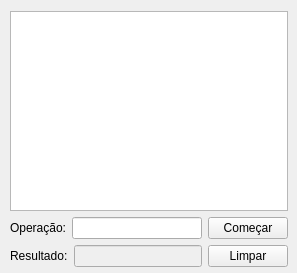
Before: the Qt Designer form mainwindow.ui in Savotgu/SimplePostMachine, drawn with Qt 5.
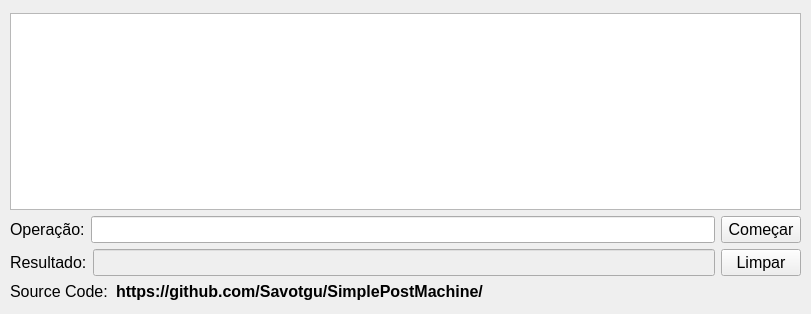
After: the same form once the commit is applied.

Patch:
```diff
--- a/mainwindow.ui
+++ b/mainwindow.ui
@@ -6,32 +6,32 @@
    <rect>
     <x>0</x>
     <y>0</y>
-    <width>297</width>
-    <height>273</height>
+    <width>811</width>
+    <height>314</height>
    </rect>
   </property>
   <property name="minimumSize">
    <size>
-    <width>297</width>
-    <height>273</height>
+    <width>811</width>
+    <height>314</height>
    </size>
   </property>
   <property name="maximumSize">
    <size>
-    <width>297</width>
-    <height>273</height>
+    <width>811</width>
+    <height>314</height>
    </size>
   </property>
   <property name="windowTitle">
    <string>Form</string>
   </property>
-  <widget class="QWidget" name="layoutWidget">
+  <widget class="QWidget" name="">
    <property name="geometry">
     <rect>
      <x>10</x>
-     <y>11</y>
-     <width>278</width>
-     <height>256</height>
+     <y>13</y>
+     <width>791</width>
+     <height>288</height>
     </rect>
    </property>
    <layout class="QVBoxLayout" name="verticalLayout">
@@ -49,16 +49,35 @@
      <layout class="QHBoxLayout" name="horizontalLayout">
       <item>
        <widget class="QLabel" name="label">
+        <property name="font">
+         <font>
+          <family>Arial</family>
+          <pointsize>12</pointsize>
+         </font>
+        </property>
         <property name="text">
          <string>Operação:</string>
         </property>
        </widget>
       </item>
       <item>
-       <widget class="QLineEdit" name="lineOp"/>
+       <widget class="QLineEdit" name="lineOp">
+        <property name="font">
+         <font>
+          <family>Arial</family>
+          <pointsize>12</pointsize>
+         </font>
+        </property>
+       </widget>
       </item>
       <item>
        <widget class="QPushButton" name="btnStart">
+        <property name="font">
+         <font>
+          <family>Arial</family>
+          <pointsize>12</pointsize>
+         </font>
+        </property>
         <property name="text">
          <string>Começar</string>
         </property>
@@ -67,27 +86,41 @@
      </layout>
     </item>
     <item>
-     <layout class="QHBoxLayout" name="horizontalLayout_3">
+     <layout class="QHBoxLayout" name="horizontalLayout_2">
       <item>
-       <layout class="QHBoxLayout" name="horizontalLayout_2">
-        <item>
-         <widget class="QLabel" name="label_2">
-          <property name="text">
-           <string>Resultado:</string>
-          </property>
-         </widget>
-        </item>
-        <item>
-         <widget class="QLineEdit" name="lineResult">
-          <property name="enabled">
-           <bool>false</bool>
-          </property>
-         </widget>
-        </item>
-       </layout>
+       <widget class="QLabel" name="label_2">
+        <property name="font">
+         <font>
+          <family>Arial</family>
+          <pointsize>12</pointsize>
+         </font>
+        </property>
+        <property name="text">
+         <string>Resultado:</string>
+        </property>
+       </widget>
+      </item>
+      <item>
+       <widget class="QLineEdit" name="lineResult">
+        <property name="enabled">
+         <bool>false</bool>
+        </property>
+        <property name="font">
+         <font>
+          <family>Arial</family>
+          <pointsize>12</pointsize>
+         </font>
+        </property>
+       </widget>
       </item>
       <item>
        <widget class="QPushButton" name="btnClean">
+        <property name="font">
+         <font>
+          <family>Arial</family>
+          <pointsize>12</pointsize>
+         </font>
+        </property>
         <property name="text">
          <string>Limpar</string>
         </property>
@@ -95,6 +128,44 @@
       </item>
      </layout>
     </item>
+    <item>
+     <layout class="QHBoxLayout" name="horizontalLayout_3">
+      <item>
+       <widget class="QLabel" name="label_3">
+        <property name="maximumSize">
+         <size>
+          <width>100</width>
+          <height>16777215</height>
+         </size>
+        </property>
+        <property name="font">
+         <font>
+          <family>Arial</family>
+          <pointsize>12</pointsize>
+         </font>
+        </property>
+        <property name="text">
+         <string>Source Code: </string>
+        </property>
+       </widget>
+      </item>
+      <item>
+       <widget class="QLabel" name="label_4">
+        <property name="font">
+         <font>
+          <family>Arial</family>
+          <pointsize>12</pointsize>
+          <weight>75</weight>
+          <bold>true</bold>
+         </font>
+        </property>
+        <property name="text">
+         <string>https://github.com/Savotgu/SimplePostMachine/</string>
+        </property>
+       </widget>
+      </item>
+     </layout>
+    </item>
    </layout>
   </widget>
  </widget>
```
Left out of the diff: 5 changed lines with no effect on the pictures.
